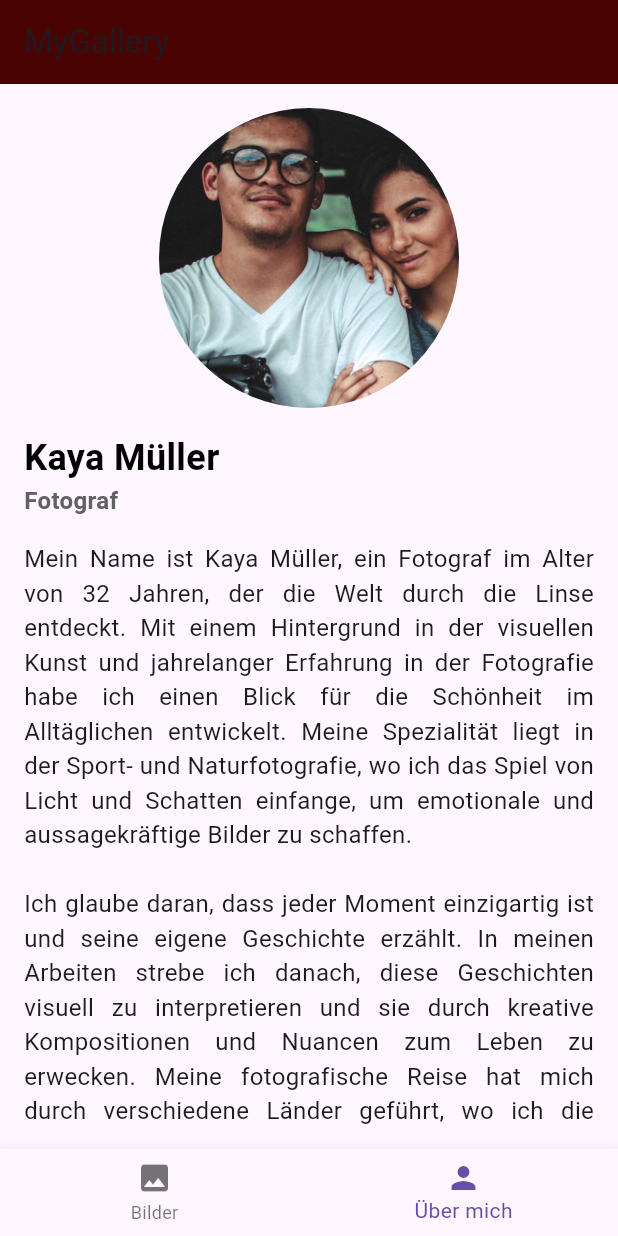
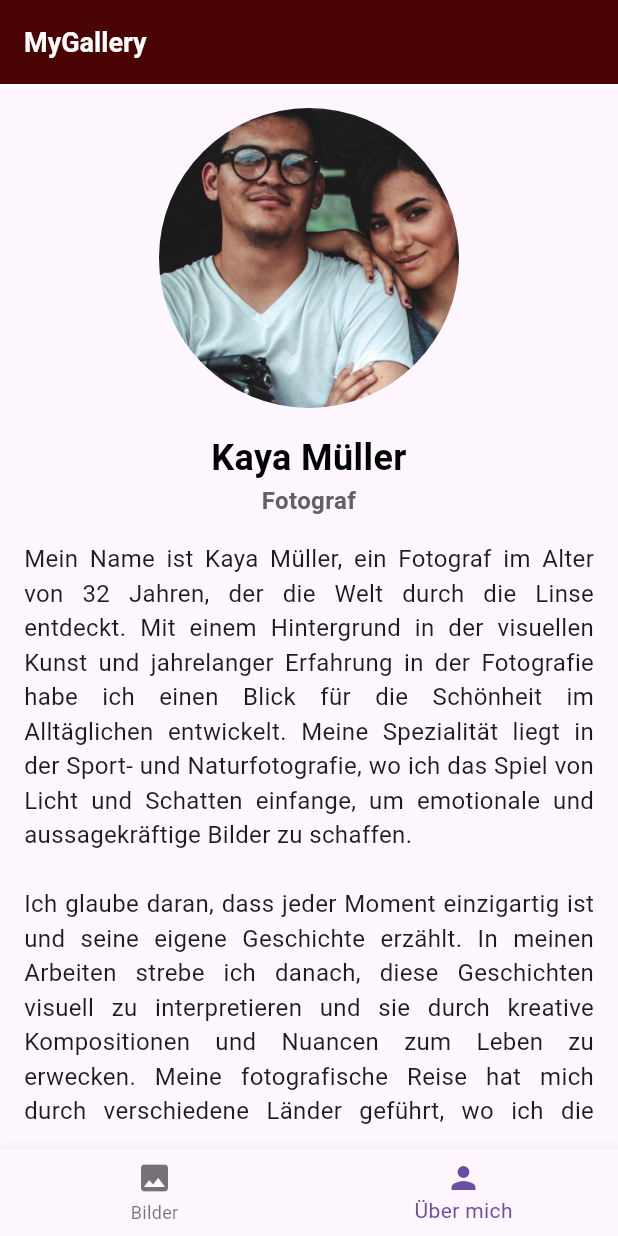
Before and after one commit to VolkanAppAkademie/p16_4_4_5_bildergalerie_app, a Flutter app: the screen it shows after launch, item 2 of the bottom bar chosen, on a phone screen of 412 x 824 dp. Run offline on Flutter 3.47's test engine with Material 3 defaults, Android fonts, the phone set to English and light mode, and no system bars.

Commit message:
changed TextAllign and TextStyle

```diff
--- a/lib/info_screen.dart
+++ b/lib/info_screen.dart
@@ -17,6 +17,7 @@ class InfoScreen extends StatelessWidget {
             SizedBox(height: 16.0),
             Text(
               'Kaya Müller',
+              textAlign: TextAlign.center,
               style: TextStyle(
                 fontSize: 24,
                 fontWeight: FontWeight.bold,
@@ -25,6 +26,7 @@ class InfoScreen extends StatelessWidget {
             ),
             Text(
               'Fotograf',
+              textAlign: TextAlign.center,
               style: TextStyle(
                 fontSize: 16,
                 fontWeight: FontWeight.bold,
--- a/lib/main.dart
+++ b/lib/main.dart
@@ -38,6 +38,10 @@ class _MyAppState extends State<MyApp> {
         appBar: AppBar(
           backgroundColor: const Color.fromARGB(255, 73, 3, 3),
           title: Text('MyGallery'),
+          titleTextStyle: TextStyle(
+              fontSize: 18.0,
+              fontWeight: FontWeight.bold,
+              color: Color.fromARGB(255, 255, 255, 255)),
         ),
         body: _screens[_selectedIndex],
         bottomNavigationBar: BottomNavigationBar(
```
